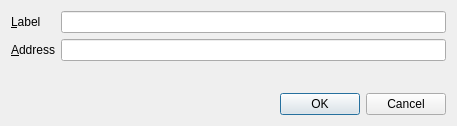
notestrand/nn, file src/qt/forms/editaddressdialog.ui: the form before one commit.
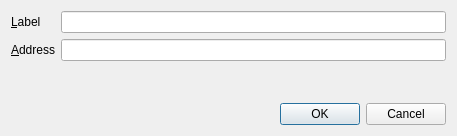
The form after the commit. Custom widgets are drawn as their Qt base class.

The edit to the form file:
```diff
--- a/src/qt/forms/editaddressdialog.ui
+++ b/src/qt/forms/editaddressdialog.ui
@@ -7,12 +7,15 @@
     <x>0</x>
     <y>0</y>
     <width>457</width>
-    <height>126</height>
+    <height>136</height>
    </rect>
   </property>
   <property name="windowTitle">
    <string>Edit Address</string>
   </property>
+  <property name="styleSheet">
+   <string notr="true"/>
+  </property>
   <layout class="QVBoxLayout" name="verticalLayout">
    <item>
     <layout class="QFormLayout" name="formLayout">
@@ -57,6 +60,9 @@
    </item>
    <item>
     <widget class="QDialogButtonBox" name="buttonBox">
+     <property name="styleSheet">
+      <string notr="true"/>
+     </property>
      <property name="orientation">
       <enum>Qt::Horizontal</enum>
      </property>
```
Left out of the diff: 6 changed lines with no effect on the pictures.
